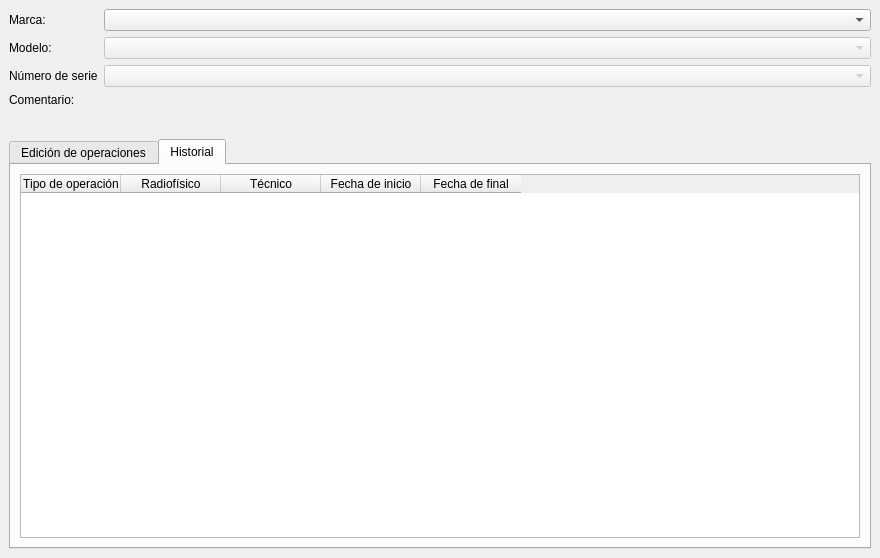
Above: UI/equipmentUI.ui from 18Orion/GestorDePacientesRadioterapia before the change. Below: the same form after it.
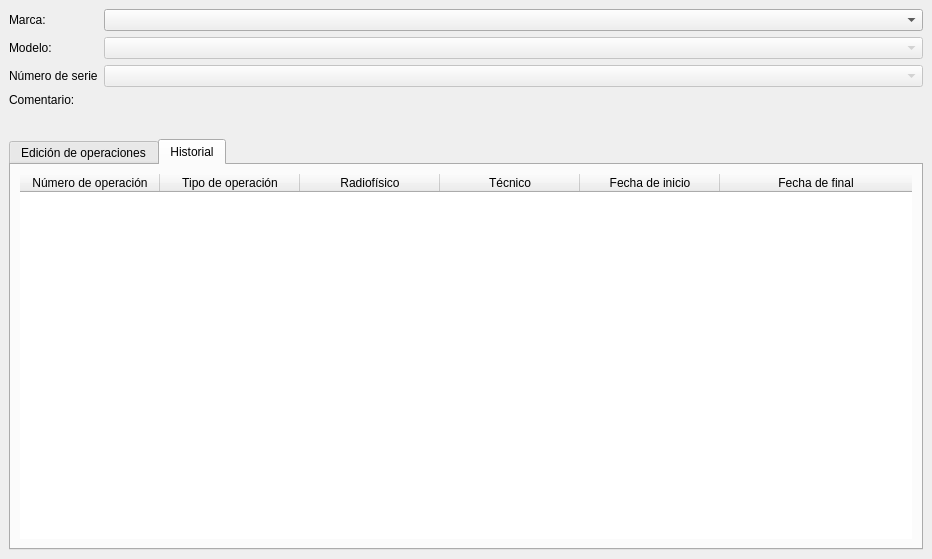
That is the form after the change. The open tabs and pages were chosen to show the change.

Commit message: Finished equipment activity

Diff of the .ui file:
```diff
--- a/UI/equipmentUI.ui
+++ b/UI/equipmentUI.ui
@@ -6,8 +6,8 @@
    <rect>
     <x>0</x>
     <y>0</y>
-    <width>880</width>
-    <height>558</height>
+    <width>932</width>
+    <height>559</height>
    </rect>
   </property>
   <property name="windowTitle">
@@ -18,7 +18,7 @@
     <item>
      <layout class="QFormLayout" name="formLayout_2">
       <property name="sizeConstraint">
-       <enum>QLayout::SetMinimumSize</enum>
+       <enum>QLayout::SetDefaultConstraint</enum>
       </property>
       <item row="0" column="0">
        <widget class="QLabel" name="label">
@@ -74,11 +74,8 @@
       </item>
       <item row="4" column="0" colspan="2">
        <spacer name="verticalSpacer">
-        <property name="orientation">
-         <enum>Qt::Vertical</enum>
-        </property>
         <property name="sizeType">
-         <enum>QSizePolicy::Maximum</enum>
+         <enum>QSizePolicy::Fixed</enum>
         </property>
         <property name="sizeHint" stdset="0">
          <size>
@@ -217,6 +214,44 @@
          <layout class="QVBoxLayout" name="verticalLayout_3">
           <item>
            <widget class="QTableWidget" name="historyTable">
+            <property name="sizePolicy">
+             <sizepolicy hsizetype="Expanding" vsizetype="Expanding">
+              <horstretch>0</horstretch>
+              <verstretch>0</verstretch>
+             </sizepolicy>
+            </property>
+            <property name="frameShape">
+             <enum>QFrame::NoFrame</enum>
+            </property>
+            <property name="sizeAdjustPolicy">
+             <enum>QAbstractScrollArea::AdjustIgnored</enum>
+            </property>
+            <property name="editTriggers">
+             <set>QAbstractItemView::NoEditTriggers</set>
+            </property>
+            <attribute name="horizontalHeaderCascadingSectionResizes">
+             <bool>false</bool>
+            </attribute>
+            <attribute name="horizontalHeaderMinimumSectionSize">
+             <number>60</number>
+            </attribute>
+            <attribute name="horizontalHeaderDefaultSectionSize">
+             <number>140</number>
+            </attribute>
+            <attribute name="horizontalHeaderStretchLastSection">
+             <bool>true</bool>
+            </attribute>
+            <attribute name="verticalHeaderVisible">
+             <bool>false</bool>
+            </attribute>
+            <attribute name="verticalHeaderStretchLastSection">
+             <bool>false</bool>
+            </attribute>
+            <column>
+             <property name="text">
+              <string>Número de operación</string>
+             </property>
+            </column>
             <column>
              <property name="text">
               <string>Tipo de operación</string>
```
Left out of the diff: 5 changed lines with no effect on the pictures. The commit also changes 5 other files.
